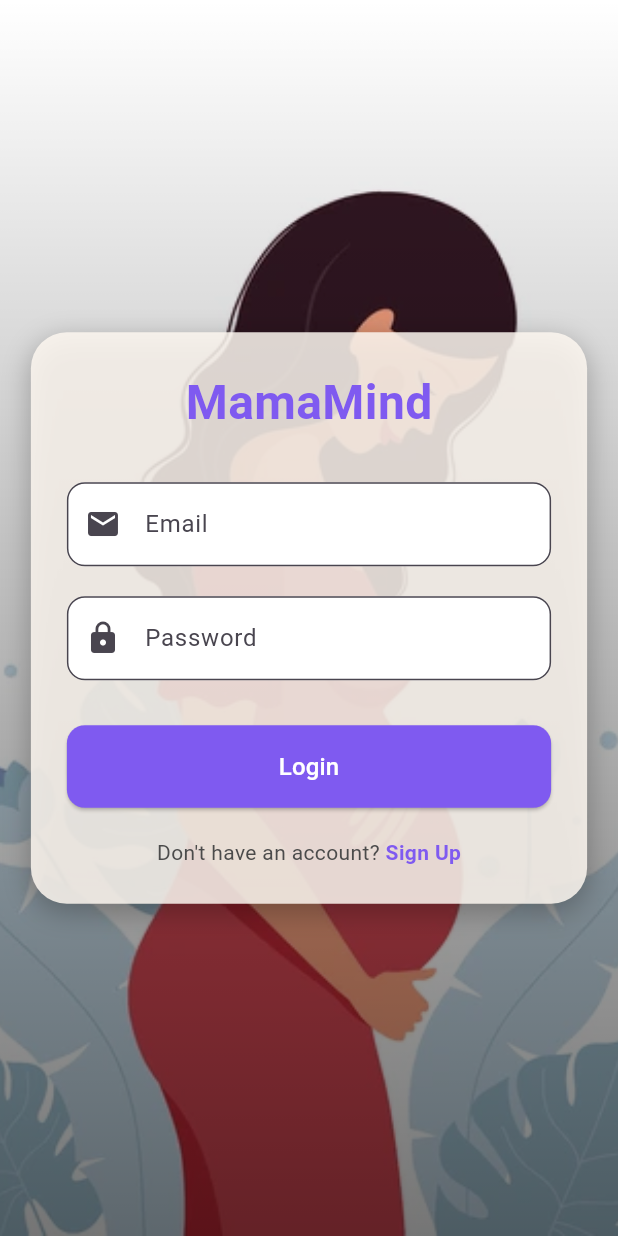
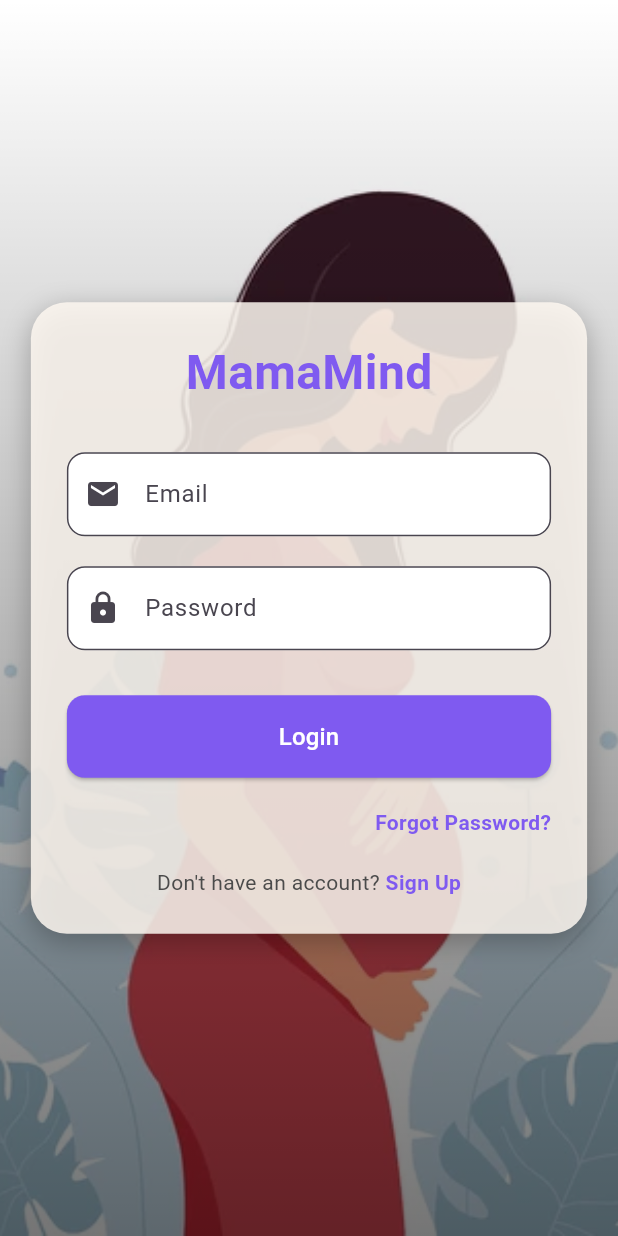
Before and after one commit to ArvinFox/MindfulCradle, a Flutter app: the LoginPage screen opened directly, on a phone screen of 412 x 824 dp. Run offline on Flutter 3.47's test engine with Material 3 defaults, Android fonts, the phone set to English and light mode, and no system bars; our stand-ins replace video_player.

Commit message:
Welcome Screen Update and password reset page UI

```diff
--- /dev/null
+++ b/lib/constants/app_config.dart
@@ -0,0 +1,6 @@
+class AppConfig{
+
+  // App Trademark
+  static const String appTrademark = "©2025 ShuttleMaster All right reserved. Developed by Arvin Premathilake";
+
+}
--- a/lib/routes/app_routes.dart
+++ b/lib/routes/app_routes.dart
@@ -1,12 +1,11 @@
-// import 'package:flutter/material.dart';
-// import 'auth_routes.dart';
-// import 'home_routes.dart';
-// import 'profile_routes.dart';
+import 'package:flutter/material.dart';
+import 'auth_routes.dart';
+import 'home_routes.dart';
+import 'profile_routes.dart';
 
-// class AppRoutes {
-//   static Map<String, WidgetBuilder> routes = {
-//     ...AuthRoutes.routes,
-//     ...HomeRoutes.routes,
-//     ...ProfileRoutes.routes,
-//   };
-// }
+class AppRoutes {
+  static Map<String, WidgetBuilder> routes = {
+    ...AuthRoutes.routes,
+    ...HomeRoutes.routes,
+  };
+}
--- a/lib/routes/auth_routes.dart
+++ b/lib/routes/auth_routes.dart
@@ -1,10 +1,14 @@
-// import 'package:flutter/material.dart';
-// import 'package:pregnancy_meditation/screens/login/login_page.dart';
-// import 'package:pregnancy_meditation/screens/signup/signup_page.dart';
+import 'package:flutter/material.dart';
+import 'package:mamamind/screens/splashScreen/splash_screen.dart';
+import 'package:mamamind/screens/auth/login_page.dart';
+import 'package:mamamind/screens/auth/signup_page.dart';
+import 'package:mamamind/screens/auth/forgot_password_page.dart';
 
-// class AuthRoutes {
-//   static Map<String, WidgetBuilder> routes = {
-//     '/login': (context) => const LoginPage(),
-//     '/signup': (context) => const SignupPage(),
-//   };
-// }
+class AuthRoutes {
+  static Map<String, WidgetBuilder> routes = {
+    '/splash': (context) => const SplashPage(),
+    '/login': (context) => const LoginPage(),
+    '/signup': (context) => const SignupPage(),
+    '/forgot-password': (context) => const ForgotPasswordPage(),
+  };
+}
--- a/lib/routes/home_routes.dart
+++ b/lib/routes/home_routes.dart
@@ -1,10 +1,10 @@
-// import 'package:flutter/material.dart';
-// import 'package:pregnancy_meditation/screens/home/home_page.dart';
-// import 'package:pregnancy_meditation/screens/video_player/video_player_page.dart';
+import 'package:flutter/material.dart';
+import 'package:mamamind/screens/home/home_page.dart';
+import 'package:mamamind/screens/home/video_player.dart';
 
-// class HomeRoutes {
-//   static Map<String, WidgetBuilder> routes = {
-//     '/home': (context) => const HomePage(),
-//     '/video-player': (context) => const VideoPlayerPage(),
-//   };
-// }
+class HomeRoutes {
+  static Map<String, WidgetBuilder> routes = {
+    '/home': (context) => const HomePage(),
+    // '/video-player': (context) => const VideoPlayerPage(videoUrl: "",),
+  };
+}
--- a/lib/screens/signup/signup_page.dart
+++ b/lib/screens/auth/login_page.dart
@@ -2,29 +2,17 @@ import 'package:flutter/material.dart';
 import '../../constants/colors.dart';
 import '../../utils/validators.dart';
 
-class SignupPage extends StatefulWidget {
-  const SignupPage({super.key});
+class LoginPage extends StatefulWidget {
+  const LoginPage({super.key});
 
   @override
-  State<SignupPage> createState() => _SignupPageState();
+  State<LoginPage> createState() => _LoginPageState();
 }
 
-class _SignupPageState extends State<SignupPage> {
+class _LoginPageState extends State<LoginPage> {
   final _formKey = GlobalKey<FormState>();
-
-  final TextEditingController _fullNameController = TextEditingController();
-  final TextEditingController _emailController = TextEditingController();
-  final TextEditingController _passwordController = TextEditingController();
-  final TextEditingController _confirmController = TextEditingController();
-
-  @override
-  void dispose() {
-    _fullNameController.dispose();
-    _emailController.dispose();
-    _passwordController.dispose();
-    _confirmController.dispose();
-    super.dispose();
-  }
+  String email = '';
+  String password = '';
 
   @override
   Widget build(BuildContext context) {
@@ -57,7 +45,7 @@ class _SignupPageState extends State<SignupPage> {
             ),
           ),
 
-          // Signup Card
+          // Login Card
           Center(
             child: Container(
               width: isMobile ? size.width * 0.9 : 400,
@@ -79,7 +67,7 @@ class _SignupPageState extends State<SignupPage> {
                   mainAxisSize: MainAxisSize.min,
                   children: [
                     Text(
-                      "Sign Up",
+                      "MamaMind",
                       style: TextStyle(
                         fontSize: isMobile ? 32 : 36,
                         fontWeight: FontWeight.bold,
@@ -88,25 +76,8 @@ class _SignupPageState extends State<SignupPage> {
                     ),
                     const SizedBox(height: 30),
 
-                    // Full Name
+                    // Email Field
                     TextFormField(
-                      controller: _fullNameController,
-                      decoration: InputDecoration(
-                        filled: true,
-                        fillColor: AppColors.inputBackground,
-                        labelText: "Full Name",
-                        border: OutlineInputBorder(
-                          borderRadius: BorderRadius.circular(12),
-                        ),
-                        prefixIcon: const Icon(Icons.person),
-                      ),
-                      validator: Validators.validateName,
-                    ),
-                    const SizedBox(height: 20),
-
-                    // Email
-                    TextFormField(
-                      controller: _emailController,
                       decoration: InputDecoration(
                         filled: true,
                         fillColor: AppColors.inputBackground,
@@ -117,12 +88,12 @@ class _SignupPageState extends State<SignupPage> {
                         prefixIcon: const Icon(Icons.email),
                       ),
                       validator: Validators.validateEmail,
+                      onSaved: (val) => email = val ?? '',
                     ),
                     const SizedBox(height: 20),
 
-                    // Password
+                    // Password Field
                     TextFormField(
-                      controller: _passwordController,
                       obscureText: true,
                       decoration: InputDecoration(
                         filled: true,
@@ -134,30 +105,11 @@ class _SignupPageState extends State<SignupPage> {
                         prefixIcon: const Icon(Icons.lock),
                       ),
                       validator: Validators.validatePassword,
-                    ),
-                    const SizedBox(height: 20),
-
-                    // Confirm Password
-                    TextFormField(
-                      controller: _confirmController,
-                      obscureText: true,
-                      decoration: InputDecoration(
-                        filled: true,
-                        fillColor: AppColors.inputBackground,
-                        labelText: "Confirm Password",
-                        border: OutlineInputBorder(
-                          borderRadius: BorderRadius.circular(12),
-                        ),
-                        prefixIcon: const Icon(Icons.lock_outline),
-                      ),
-                      validator: (val) => Validators.validateConfirmPassword(
-                        _passwordController.text,
-                        val,
-                      ),
+                      onSaved: (val) => password = val ?? '',
                     ),
                     const SizedBox(height: 30),
 
-                    // Signup Button
+                    // Login Button
                     SizedBox(
                       width: double.infinity,
                       child: ElevatedButton(
@@ -170,12 +122,12 @@ class _SignupPageState extends State<SignupPage> {
                         ),
                         onPressed: () {
                           if (_formKey.currentState!.validate()) {
-                            print(
-                                "Full Name: ${_fullNameController.text}, Email: ${_emailController.text}, Password: ${_passwordController.text}");
+                            _formKey.currentState!.save();
+                            print("Email: $email, Password: $password");
                           }
                         },
                         child: Text(
-                          "Sign Up",
+                          "Login",
                           style: TextStyle(
                             fontSize: isMobile ? 16 : 18,
                             color: AppColors.buttonText,
@@ -185,18 +137,44 @@ class _SignupPageState extends State<SignupPage> {
                     ),
                     const SizedBox(height: 20),
 
-                    // Login Link
+                    // Forgot Password Link
+                    Align(
+                      alignment: Alignment.centerRight,
+                      child: GestureDetector(
+                        onTap: () {
+                          Navigator.pushNamed(
+                            context,
+                            '/forgot-password',
+                          ); // Navigate to Forgot Password page
+                        },
+                        child: Text(
+                          "Forgot Password?",
+                          style: TextStyle(
+                            color: AppColors.primary,
+                            fontWeight: FontWeight.bold,
+                          ),
+                        ),
+                      ),
+                    ),
+                    const SizedBox(height: 20),
+
+                    // Signup Link
                     Row(
                       mainAxisAlignment: MainAxisAlignment.center,
                       children: [
                         const Text(
-                          "Already have an account? ",
+                          "Don't have an account? ",
                           style: TextStyle(color: AppColors.text),
                         ),
                         GestureDetector(
-                          onTap: () => print("Navigate to Login Page"),
+                          onTap: () {
+                            Navigator.pushNamed(
+                              context,
+                              '/signup',
+                            ); // Navigate to signup page
+                          },
                           child: Text(
-                            "Login",
+                            "Sign Up",
                             style: TextStyle(
                               color: AppColors.primary,
                               fontWeight: FontWeight.bold,
```
Also changed, not shown: lib/app.dart (+5 -3 lines), lib/screens/auth/forgot_password_page.dart (added, +155 -0 lines), lib/screens/auth/signup_page.dart (renamed from lib/screens/login/login_page.dart, +75 -24 lines), lib/screens/splashScreen/splash_screen.dart (added, +84 -0 lines), assets/login/mamamind_logo.png (added), lib/screens/video_player/video_player_page.dart (deleted).
